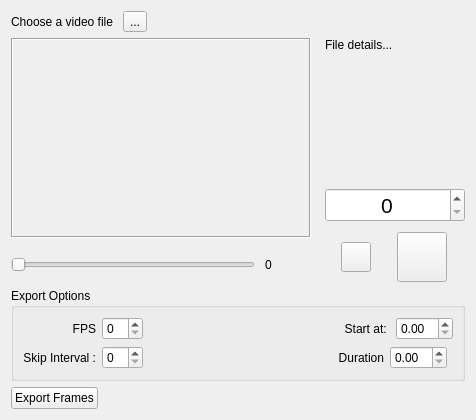
This is animationimporter/animatorWidget.ui in scottpetrovic/animator-video-reference as Qt 5 draws it before an edit. The edited form follows.
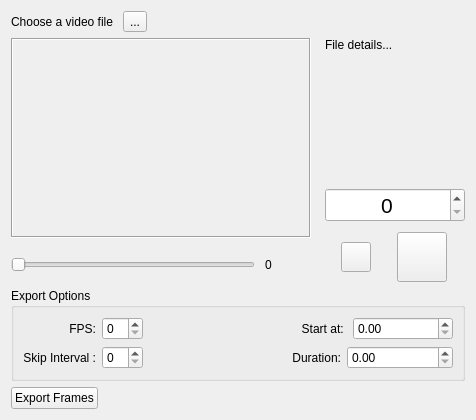
This is the edited form.

Commit message: fix flickering command window on windows and extend range on a couple inputs

Patch:
```diff
--- a/animationimporter/animatorWidget.ui
+++ b/animationimporter/animatorWidget.ui
@@ -254,11 +254,17 @@
       <item row="0" column="5">
        <widget class="QDoubleSpinBox" name="startExportingAtSpinbox">
         <property name="sizePolicy">
-         <sizepolicy hsizetype="Fixed" vsizetype="Fixed">
+         <sizepolicy hsizetype="Minimum" vsizetype="Fixed">
           <horstretch>0</horstretch>
           <verstretch>0</verstretch>
          </sizepolicy>
         </property>
+        <property name="minimumSize">
+         <size>
+          <width>100</width>
+          <height>0</height>
+         </size>
+        </property>
        </widget>
       </item>
       <item row="1" column="0">
@@ -274,7 +280,7 @@
       <item row="0" column="0">
        <widget class="QLabel" name="fpsLabel">
         <property name="text">
-         <string>FPS</string>
+         <string>FPS:</string>
         </property>
         <property name="alignment">
          <set>Qt::AlignRight|Qt::AlignTrailing|Qt::AlignVCenter</set>
@@ -284,11 +290,17 @@
       <item row="1" column="4" colspan="2">
        <widget class="QDoubleSpinBox" name="exportDurationSpinbox">
         <property name="sizePolicy">
-         <sizepolicy hsizetype="Fixed" vsizetype="Fixed">
+         <sizepolicy hsizetype="Minimum" vsizetype="Fixed">
           <horstretch>0</horstretch>
           <verstretch>0</verstretch>
          </sizepolicy>
         </property>
+        <property name="minimumSize">
+         <size>
+          <width>100</width>
+          <height>0</height>
+         </size>
+        </property>
        </widget>
       </item>
       <item row="1" column="1">
@@ -320,7 +332,7 @@
       <item row="1" column="3">
        <widget class="QLabel" name="label">
         <property name="text">
-         <string>Duration</string>
+         <string>Duration:</string>
         </property>
         <property name="alignment">
          <set>Qt::AlignRight|Qt::AlignTrailing|Qt::AlignVCenter</set>
```
The commit also changes 1 other file.
